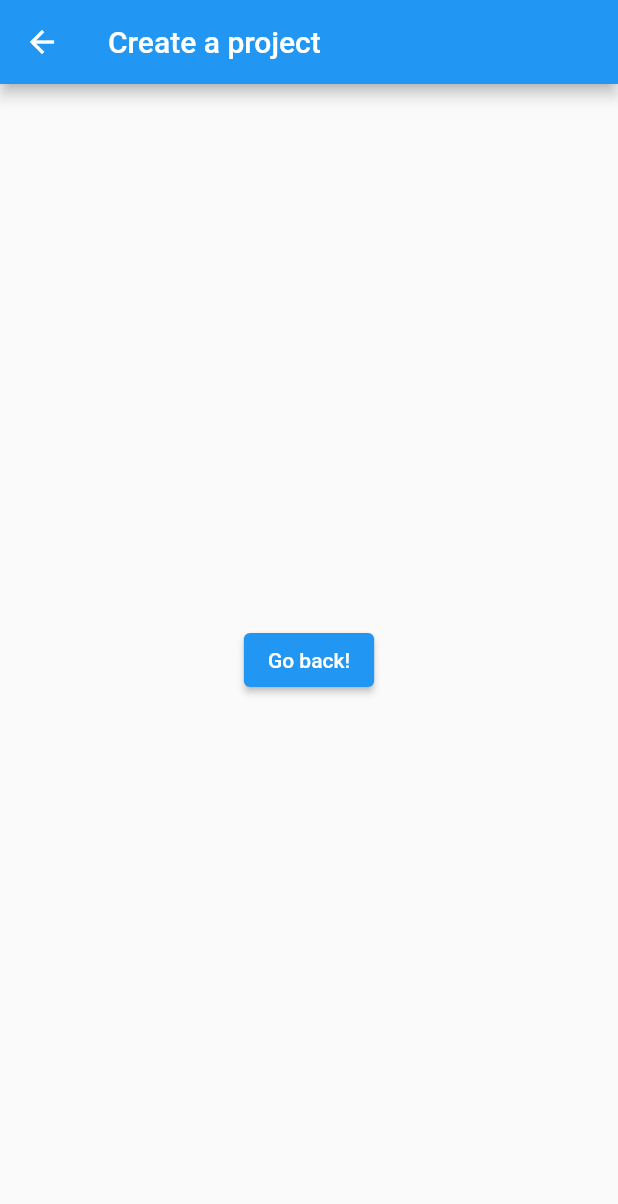
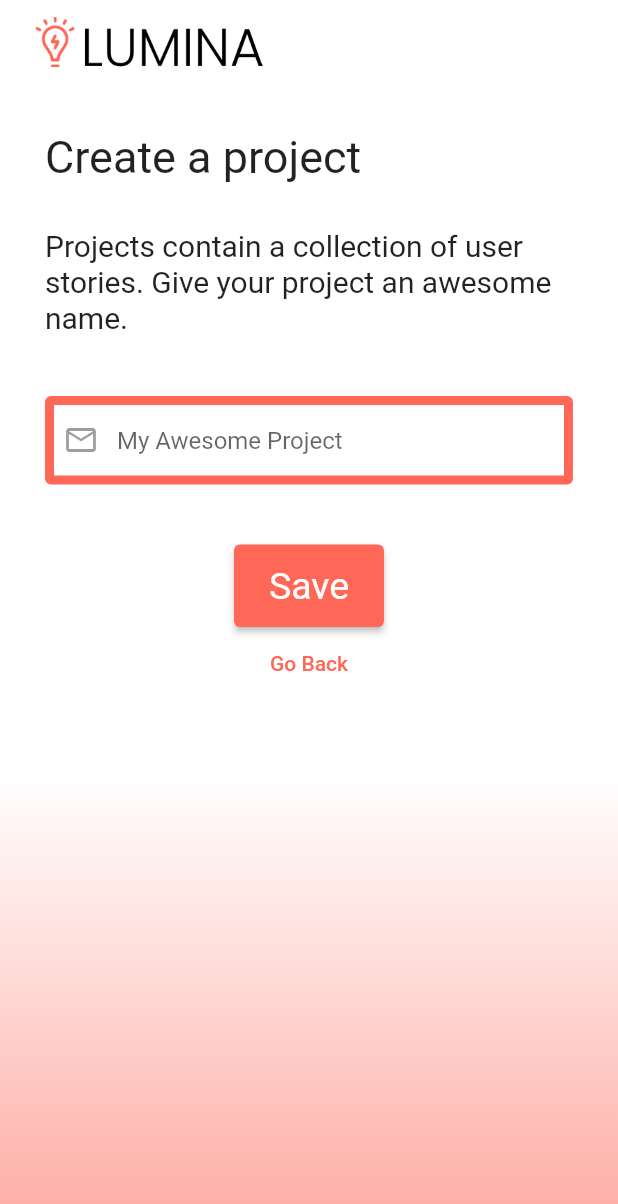
Before and after one commit to EAES/lumina, a Flutter app: the CreateProject screen opened directly, on a phone screen of 412 x 824 dp. Shown: the top 1204 px of the screen. Run offline on Flutter 3.47's test engine with Material 2 defaults, Android fonts, the light colour scheme and no system bars.

Commit message:
start styling create a project page

```diff
--- a/lib/main.dart
+++ b/lib/main.dart
@@ -8,7 +8,7 @@ void main() {
 }
 
 class MyVars {
-  var hasProjects = true;
+  var hasProjects = false;
 }
 
 class MyApp extends StatefulWidget {
@@ -25,10 +25,6 @@ class _MyAppState extends State<MyApp> {
       home: Builder(
         builder: (context) => Scaffold(
           appBar: AppBar(
-            // leading: Padding(
-            //   padding: const EdgeInsets.only(left: 30),
-            //   child: Image.asset('assets/logo.png'),
-            // ),
             backgroundColor: Colors.white,
             elevation: 0,
           ),
@@ -88,8 +84,7 @@ class _MyAppState extends State<MyApp> {
                       minimumSize: const Size(280, 55),
                       backgroundColor: const Color(0xFFFF6857),
                       textStyle: const TextStyle(fontSize: 25),
-                        shape: RoundedRectangleBorder(
-                            borderRadius: BorderRadius.circular(40))),
+                    ),
                     child: const Text('Let\'s Start'),
                   ),
                 ),
@@ -109,15 +104,108 @@ class CreateProject extends StatelessWidget {
   Widget build(BuildContext context) {
     return Scaffold(
       appBar: AppBar(
-        title: const Text('Create a project'),
+        leading: Padding(
+          padding: const EdgeInsets.only(left: 20),
+          child: Image.asset('assets/logo.png'),
         ),
-      body: Center(
+        leadingWidth: 175,
+        backgroundColor: Colors.white,
+        elevation: 0,
+      ),
+      body: Container(
+        margin: const EdgeInsets.all(0),
+        padding: const EdgeInsets.all(30),
+        decoration: const BoxDecoration(
+          gradient: LinearGradient(
+              begin: Alignment.bottomCenter,
+              end: Alignment.topCenter,
+              stops: [
+                0.01,
+                0.4
+              ],
+              colors: [
+                Color.fromARGB(255, 254, 172, 164),
+                Colors.white,
+              ]),
+        ),
+        child: Column(crossAxisAlignment: CrossAxisAlignment.start, children: [
+          const Text(
+            'Create a project',
+            style: TextStyle(height: 1.2, fontSize: 30),
+            textAlign: TextAlign.left,
+          ),
+          const SizedBox(
+            height: 30,
+          ),
+          const Text(
+            'Projects contain a collection of user stories. Give your project an awesome name.',
+            style: TextStyle(height: 1.2, fontSize: 20),
+          ),
+          const SizedBox(
+            height: 40,
+          ),
+          const TextField(
+            decoration: InputDecoration(
+              // border: InputBorder.none,
+              prefixIcon: IconButton(
+                onPressed: null,
+                icon: Icon(Icons.email_outlined),
+                color: Colors.grey,
+              ),
+              focusedBorder: OutlineInputBorder(
+                borderSide: BorderSide(color: Color(0xFFFF6857), width: 6.0),
+              ),
+              enabledBorder: OutlineInputBorder(
+                borderSide: BorderSide(color: Color(0xFFFF6857), width: 6.0),
+              ),
+              hintText: 'My Awesome Project',
+            ),
+          ),
+          const SizedBox(
+            height: 40,
+          ),
+          Container(
+            alignment: Alignment.center,
             child: ElevatedButton(
               onPressed: () {
-            // Navigate back to first route when tapped.
+                if (MyVars().hasProjects == false) {
+                  Navigator.push(
+                    context,
+                    MaterialPageRoute(
+                        builder: (context) => const CreateProject()),
+                  );
+                } else {
+                  Navigator.push(
+                    context,
+                    MaterialPageRoute(
+                        builder: (context) => const ListProjects()),
+                  );
+                }
               },
-          child: const Text('Go back!'),
+              style: ElevatedButton.styleFrom(
+                minimumSize: const Size(100, 55),
+                backgroundColor: const Color(0xFFFF6857),
+                textStyle: const TextStyle(fontSize: 25),
               ),
+              child: const Text('Save'),
+            ),
+          ),
+          Container(
+            alignment: Alignment.center,
+            child: TextButton(
+              style: TextButton.styleFrom(
+                foregroundColor: const Color(0xFFFF6857),
+              ),
+              onPressed: () {
+                Navigator.pop(context);
+              },
+              child: const Text(
+                'Go Back', //title
+                textAlign: TextAlign.center, //aligment
+              ),
+            ),
+          ),
+        ]),
       ),
     );
   }
```
Lines whose indentation alone changed are shown as unchanged.
